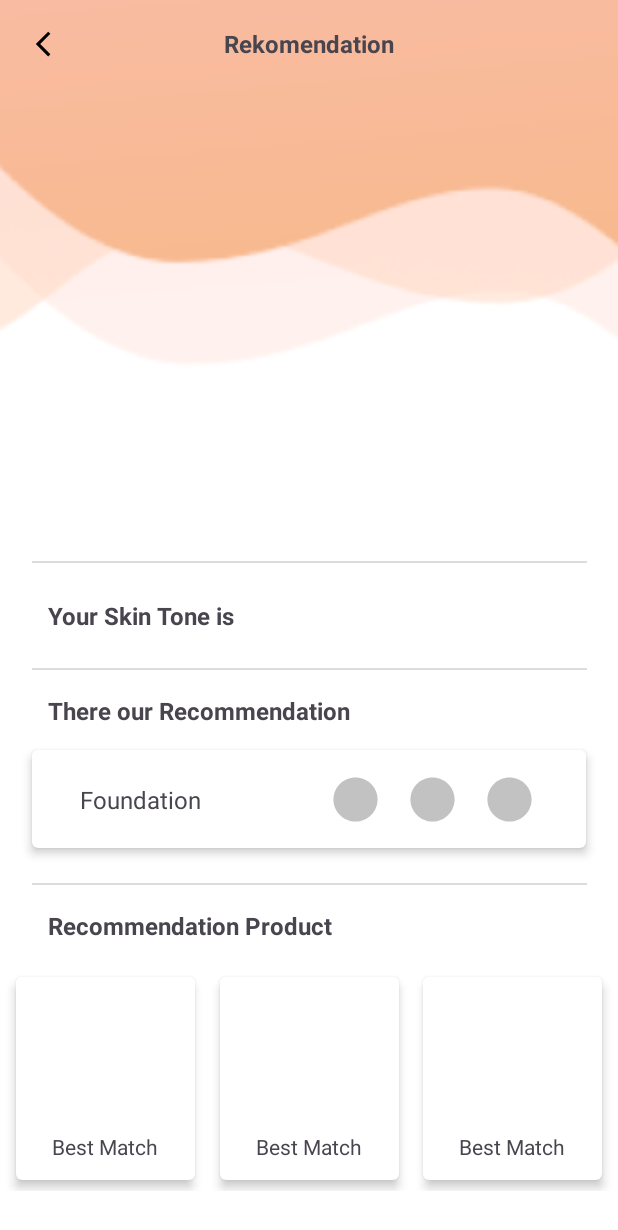
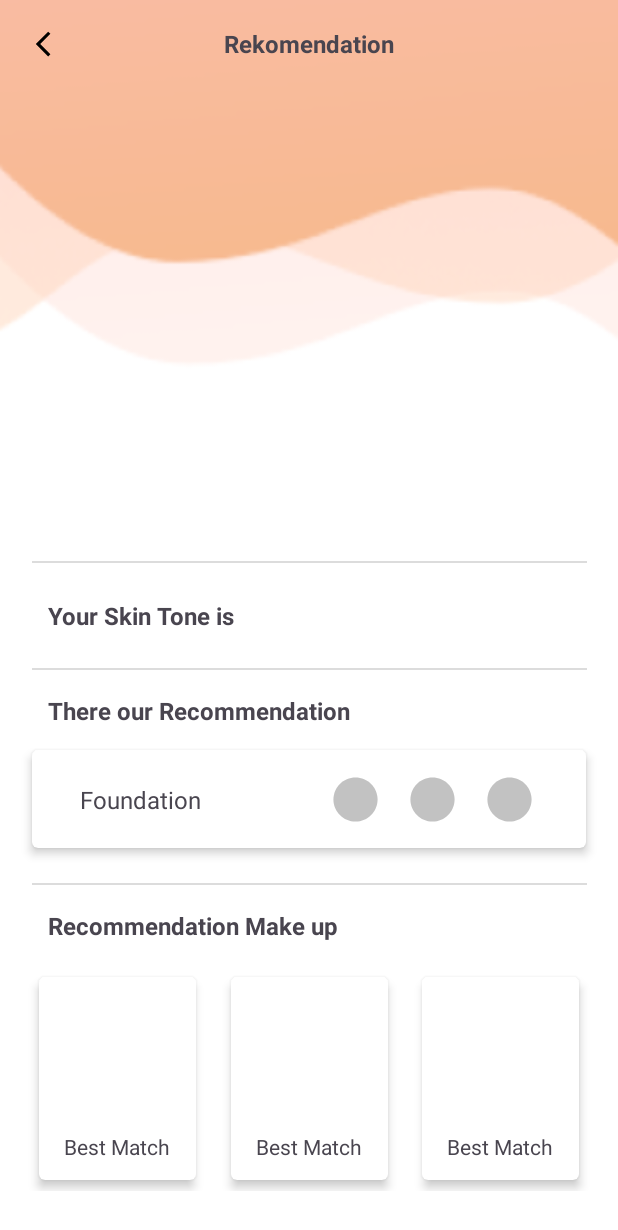
Before and after one commit to MakeUpMate/FE_makeupmate, an Android app: the RekomActivity screen opened directly, with no data from a screen before it, on a phone screen of 412 x 824 dp. Shown: the top 1230 px of the screen. Run offline under Robolectric (Android 15) with nearby library versions, the phone set to English and light mode, and no system bars; pictures from the network do not load.

Commit message:
add Loading and some desain

```diff
--- a/app/src/main/res/layout/activity_rekom.xml
+++ b/app/src/main/res/layout/activity_rekom.xml
@@ -86,8 +86,8 @@
 
         <ImageView
             android:id="@+id/iv_skintone"
-            android:layout_width="30dp"
-            android:layout_height="30dp"
+            android:layout_width="50dp"
+            android:layout_height="50dp"
             android:layout_marginStart="32dp"
             app:layout_constraintBottom_toBottomOf="@+id/tv_skintone"
             app:layout_constraintStart_toEndOf="@+id/tv_skintone"
@@ -196,7 +196,7 @@
             android:layout_height="wrap_content"
             android:layout_marginStart="32dp"
             android:layout_marginTop="16dp"
-            android:text="Recommendation Product"
+            android:text="Recommendation Make up"
             android:textSize="16sp"
             android:textStyle="bold"
             app:layout_constraintEnd_toEndOf="parent"
@@ -206,8 +206,9 @@
 
         <androidx.cardview.widget.CardView
             android:id="@+id/cv_product1"
-            android:layout_width="130dp"
+            android:layout_width="115dp"
             android:layout_height="150dp"
+            android:layout_marginStart="8dp"
             android:layout_marginTop="16dp"
             app:cardCornerRadius="4dp"
             app:cardElevation="4dp"
@@ -241,7 +242,7 @@
 
         <androidx.cardview.widget.CardView
             android:id="@+id/cv_product2"
-            android:layout_width="130dp"
+            android:layout_width="115dp"
             android:layout_height="150dp"
             app:cardCornerRadius="4dp"
             app:cardElevation="4dp"
@@ -276,8 +277,9 @@
 
         <androidx.cardview.widget.CardView
             android:id="@+id/cv_product3"
-            android:layout_width="130dp"
+            android:layout_width="115dp"
             android:layout_height="150dp"
+            android:layout_marginEnd="8dp"
             app:cardCornerRadius="4dp"
             app:cardElevation="4dp"
             app:cardUseCompatPadding="true"
```
